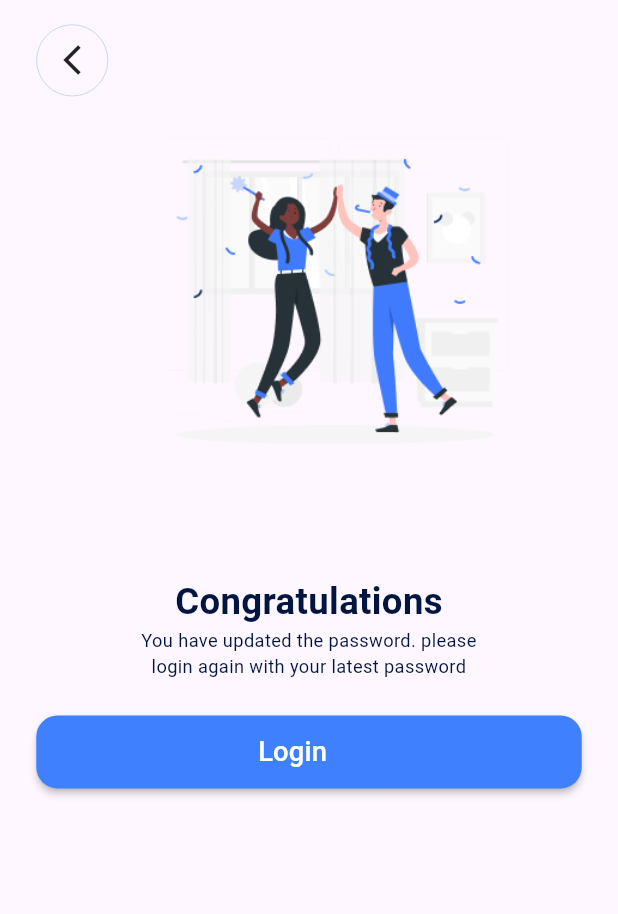
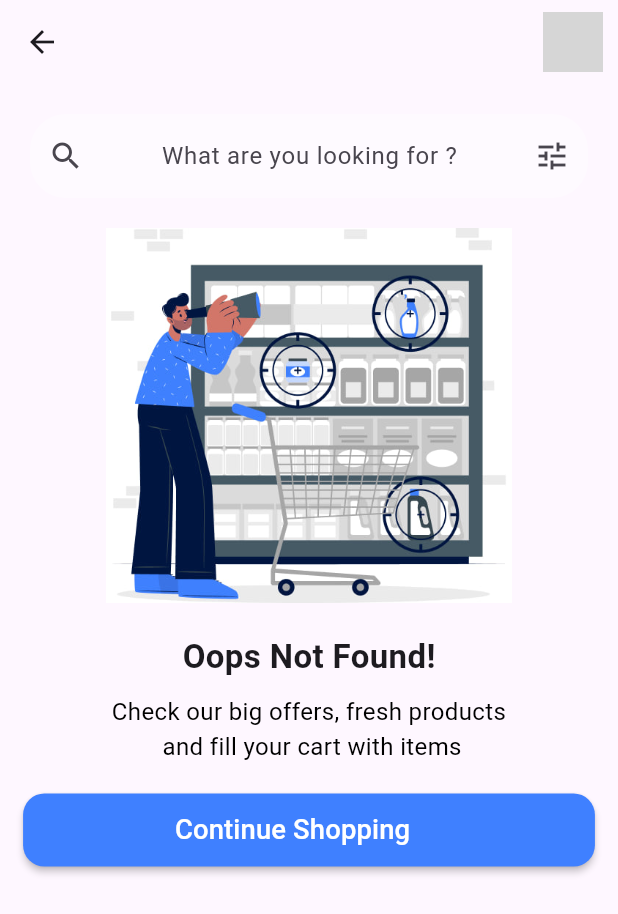
Before and after one commit to shehabbebo/Marketi, a Flutter app: the screen it shows after launch, on a phone screen of 412 x 824 dp. Shown: the top 914 px of the screen. Run offline on Flutter 3.47's test engine with Material 3 defaults, Android fonts, the phone set to English and light mode, and no system bars; our stand-ins replace flutter_bloc, flutter_screenutil, font_awesome_flutter, pinput; network calls fail; grey boxes are pictures that could not be loaded.

Commit message:
taskGdg3pagesonly

```diff
--- a/lib/core/constant/string.dart
+++ b/lib/core/constant/string.dart
@@ -1,6 +1,5 @@
-import 'package:marketi/features/forgotPassword/forgetpassword.dart';
-import 'package:marketi/features/forgotPassword/forgetpasswordemail.dart';
 import 'package:marketi/features/onBoarding/view/splash.dart';
+import 'package:marketi/features/screen_task/oopsnotfound.dart';
 
 class Routes {
   static const Splash = '/splash';
@@ -13,4 +12,7 @@ class Routes {
   static const VerificationCodePage = '/VerificationCodePage';
   static const VerificationCodeE = '/VerificationCodeE';
   static const Resetpassword = '/Resetpassword';
+  static const CartScreen = '/CartScreen';
+  static const Checkout = '/Checkout';
+  static const Oopsnotfound = '/Oopsnotfound';
 }
--- a/lib/core/routing/router.dart
+++ b/lib/core/routing/router.dart
@@ -3,14 +3,17 @@ import 'package:flutter/widgets.dart';
 import 'package:marketi/core/constant/string.dart';
 import 'package:marketi/features/auth/login/view/screen/login_screen.dart';
 import 'package:marketi/features/auth/signup/view/screen/sign_up_screen.dart';
-import 'package:marketi/features/forgotPassword/congratulation.dart';
-import 'package:marketi/features/forgotPassword/forgetpassword.dart';
-import 'package:marketi/features/forgotPassword/forgetpasswordemail.dart';
-import 'package:marketi/features/forgotPassword/resetpassword.dart';
-import 'package:marketi/features/forgotPassword/verefycodeE.dart';
-import 'package:marketi/features/forgotPassword/verefycodeM.dart';
 import 'package:marketi/features/onBoarding/view/onBoarding.dart';
 import 'package:marketi/features/onBoarding/view/splash.dart';
+import 'package:marketi/features/screen_task/cart.dart';
+import 'package:marketi/features/screen_task/checkout.dart';
+import 'package:marketi/features/screen_task/congratulation.dart';
+import 'package:marketi/features/screen_task/forgetpassword.dart';
+import 'package:marketi/features/screen_task/forgetpasswordemail.dart';
+import 'package:marketi/features/screen_task/oopsnotfound.dart';
+import 'package:marketi/features/screen_task/resetpassword.dart';
+import 'package:marketi/features/screen_task/verefycodeE.dart';
+import 'package:marketi/features/screen_task/verefycodeM.dart';
 
 class AppRouter {
   Route generateRouter(RouteSettings settings) {
@@ -36,6 +39,13 @@ class AppRouter {
         return MaterialPageRoute(builder: (_) => VerificationCodeE());
       case Routes.Resetpassword:
         return MaterialPageRoute(builder: (_) => Resetpassword());
+      case Routes.CartScreen:
+        return MaterialPageRoute(builder: (_) => CartScreen());
+      case Routes.Checkout:
+        return MaterialPageRoute(builder: (_) => Checkout());
+      case Routes.Oopsnotfound:
+        return MaterialPageRoute(builder: (_) => Oopsnotfound());
+
       default:
         return MaterialPageRoute(
             builder: (_) => Scaffold(
--- /dev/null
+++ b/lib/features/screen_task/oopsnotfound.dart
@@ -0,0 +1,65 @@
+import 'package:flutter/material.dart';
+import 'package:marketi/core/widgets/custom_bottom.dart';
+
+class Oopsnotfound extends StatelessWidget {
+  @override
+  Widget build(BuildContext context) {
+    return Scaffold(
+      appBar: AppBar(
+        leading: IconButton(
+          icon: Icon(Icons.arrow_back),
+          onPressed: () {},
+        ),
+        actions: [
+          CircleAvatar(
+            backgroundImage: NetworkImage("https://your-profile-image-url.com"),
+          ),
+          SizedBox(width: 10),
+        ],
+      ),
+      body: Column(
+        children: [
+          SizedBox(height: 20),
+          Padding(
+            padding: EdgeInsets.symmetric(horizontal: 20),
+            child: TextField(
+              decoration: InputDecoration(
+                hintText: "        What are you looking for ?",
+                prefixIcon: Icon(Icons.search),
+                suffixIcon: Icon(Icons.tune),
+                border: OutlineInputBorder(
+                  borderRadius: BorderRadius.circular(24),
+                  borderSide: BorderSide.none,
+                ),
+                filled: true,
+                fillColor: Colors.white38,
+              ),
+            ),
+          ),
+          SizedBox(height: 20),
+          Image.asset(
+            'assets/images/cart.jpg',
+            height: 250,
+          ),
+          SizedBox(height: 20),
+          Text(
+            "Oops Not Found!",
+            style: TextStyle(fontSize: 22, fontWeight: FontWeight.bold),
+          ),
+          SizedBox(height: 10),
+          Padding(
+            padding: EdgeInsets.symmetric(horizontal: 40),
+            child: Text(
+              "Check our big offers, fresh products\n and fill your cart with items",
+              textAlign: TextAlign.center,
+              style: TextStyle(fontSize: 16, color: Colors.black),
+            ),
+          ),
+          SizedBox(height: 20),
+          CustomBottom(text: 'Continue Shopping', onPressed: () {}),
+          Spacer(),
+        ],
+      ),
+    );
+  }
+}
--- a/lib/main.dart
+++ b/lib/main.dart
@@ -32,7 +32,7 @@ class MyApp extends StatelessWidget {
               useMaterial3: true,
             ),
             onGenerateRoute: appRouter.generateRouter,
-            initialRoute: Routes.Congratulation,
+            initialRoute: Routes.Oopsnotfound,
             debugShowCheckedModeBanner: false,
           ),
         ));
```
Also changed, not shown: lib/features/screen_task/cart.dart (added, +64 -0 lines), lib/features/screen_task/checkout.dart (added, +51 -0 lines), assets/images/cart.jpg (added), assets/images/checkout.jpg (added), lib/features/screen_task/congratulation.dart (renamed from lib/features/forgotPassword/congratulation.dart), lib/features/screen_task/forgetpassword.dart (renamed from lib/features/forgotPassword/forgetpassword.dart), lib/features/screen_task/forgetpasswordemail.dart (renamed from lib/features/forgotPassword/forgetpasswordemail.dart), lib/features/screen_task/resetpassword.dart (renamed from lib/features/forgotPassword/resetpassword.dart), lib/features/screen_task/verefycodeE.dart (renamed from lib/features/forgotPassword/verefycodeE.dart), lib/features/screen_task/verefycodeM.dart (renamed from lib/features/forgotPassword/verefycodeM.dart).
